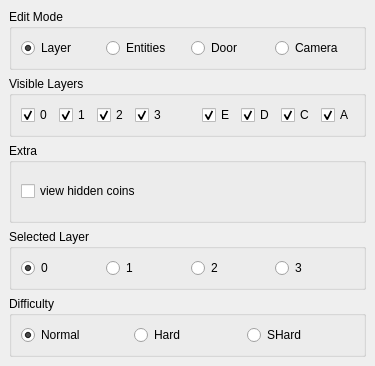
This is DockWidget/EditModeDockWidget.ui in wario-land/WL4Editor as Qt 5 draws it before an edit. The edited form follows.
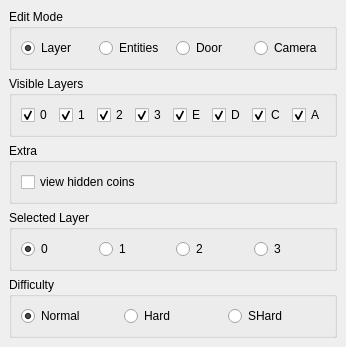
This is the edited form.

Patch:
```diff
--- a/DockWidget/EditModeDockWidget.ui
+++ b/DockWidget/EditModeDockWidget.ui
@@ -6,14 +6,14 @@
    <rect>
     <x>0</x>
     <y>0</y>
-    <width>375</width>
-    <height>366</height>
+    <width>332</width>
+    <height>335</height>
    </rect>
   </property>
   <property name="minimumSize">
    <size>
-    <width>375</width>
-    <height>0</height>
+    <width>332</width>
+    <height>335</height>
    </size>
   </property>
   <property name="maximumSize">
```
